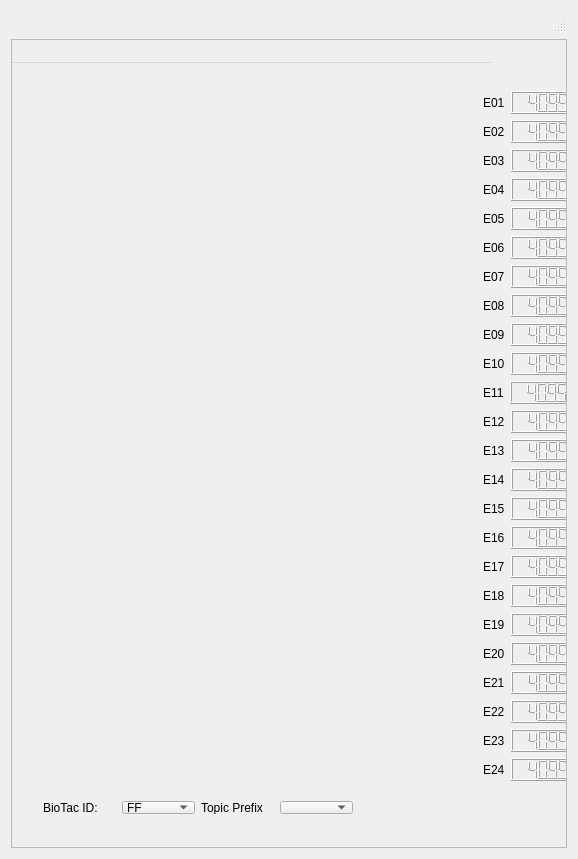
Above: advanced/sr_gui_biotac/uis/SrGuiBiotac.ui from shadow-robot/sr-visualization before the change. Below: the same form after it.
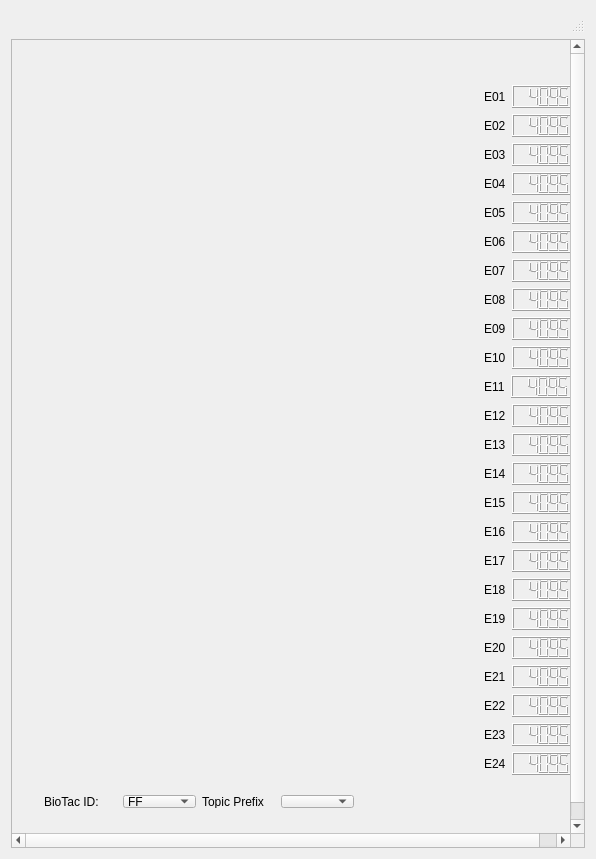
That is the form after the change.

```diff
--- a/advanced/sr_gui_biotac/uis/SrGuiBiotac.ui
+++ b/advanced/sr_gui_biotac/uis/SrGuiBiotac.ui
@@ -6,7 +6,7 @@
    <rect>
     <x>0</x>
     <y>0</y>
-    <width>578</width>
+    <width>596</width>
     <height>859</height>
    </rect>
   </property>
@@ -24,46 +24,32 @@
    </item>
    <item>
     <widget class="QScrollArea" name="scrollArea">
+     <property name="verticalScrollBarPolicy">
+      <enum>Qt::ScrollBarAsNeeded</enum>
+     </property>
+     <property name="horizontalScrollBarPolicy">
+      <enum>Qt::ScrollBarAsNeeded</enum>
+     </property>
      <property name="widgetResizable">
-      <bool>true</bool>
+      <bool>false</bool>
      </property>
      <widget class="QWidget" name="scrollAreaWidgetContents">
       <property name="geometry">
        <rect>
         <x>0</x>
         <y>0</y>
-        <width>558</width>
+        <width>576</width>
         <height>811</height>
        </rect>
       </property>
-      <widget class="QToolBar" name="mainToolBar">
-       <property name="geometry">
-        <rect>
-         <x>0</x>
-         <y>0</y>
-         <width>4</width>
-         <height>13</height>
-        </rect>
-       </property>
-      </widget>
-      <widget class="QMenuBar" name="menuBar">
-       <property name="geometry">
-        <rect>
-         <x>0</x>
-         <y>0</y>
-         <width>480</width>
-         <height>23</height>
-        </rect>
-       </property>
-      </widget>
+      <layout class="QVBoxLayout" name="verticalLayout_2">
+       <item>
+        <widget class="QToolBar" name="mainToolBar"/>
+       </item>
+       <item>
       <widget class="QWidget" name="centralWidget" native="true">
-       <property name="geometry">
-        <rect>
-         <x>10</x>
-         <y>40</y>
-         <width>561</width>
-         <height>761</height>
-        </rect>
+         <property name="layoutDirection">
+          <enum>Qt::LeftToRight</enum>
        </property>
        <widget class="QWidget" name="layoutWidget">
         <property name="geometry">
@@ -647,7 +633,16 @@
          </item>
         </layout>
        </widget>
-      </widget>
+         <zorder>layoutWidget</zorder>
+         <zorder>layoutWidget_2</zorder>
+         <zorder>statusBar</zorder>
+        </widget>
+       </item>
+      </layout>
+      <zorder>mainToolBar</zorder>
+      <zorder>menuBar</zorder>
+      <zorder>centralWidget</zorder>
+      <zorder>statusBar</zorder>
      </widget>
     </widget>
    </item>
```
Lines whose indentation alone changed are shown as unchanged.
